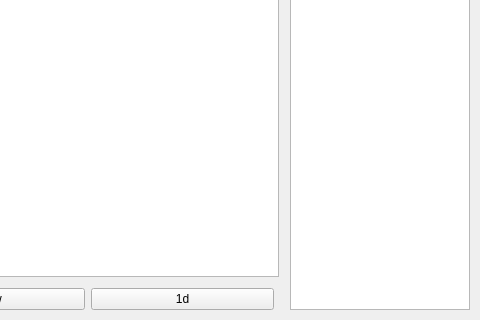
Before: the Qt Designer form atef/ui/archive_viewer_widget.ui in pcdshub/atef, drawn with Qt 5; both pictures show x 296 to 776 and y 230 to 550 of the 776 by 550 pixel window.
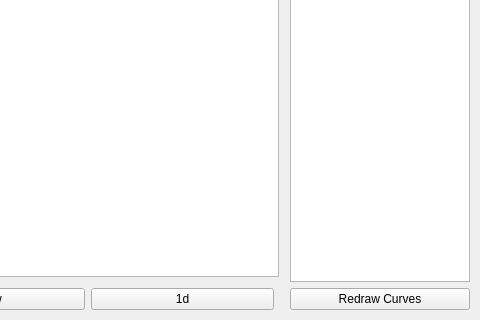
After: the same form once the commit is applied. Custom widgets are drawn as their Qt base class.

Commit message: ENH/WIP: sketch out tablemodel and delegates for editing

```diff
--- a/atef/ui/archive_viewer_widget.ui
+++ b/atef/ui/archive_viewer_widget.ui
@@ -98,7 +98,14 @@
       <widget class="QLineEdit" name="input_field"/>
      </item>
      <item>
-      <widget class="QListWidget" name="string_list"/>
+      <widget class="QTableView" name="curve_list"/>
+     </item>
+     <item>
+      <widget class="QPushButton" name="redraw_button">
+       <property name="text">
+        <string>Redraw Curves</string>
+       </property>
+      </widget>
      </item>
     </layout>
    </item>
```
The commit also changes 1 other file.
